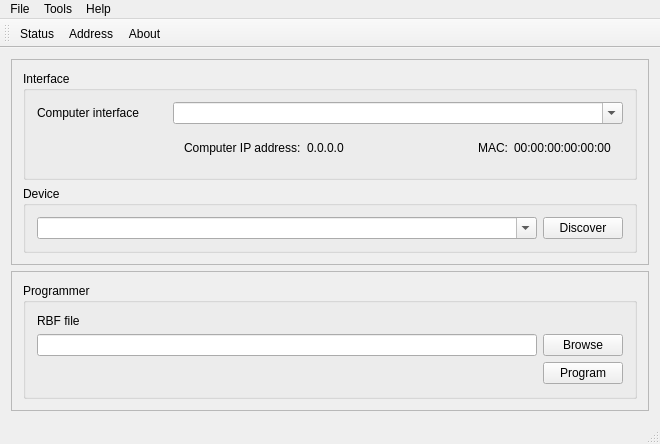
First picture: the form in KV0S/HPSDRProgrammer_V2/mainwindow.ui, repository TAPR/OpenHPSDR-SVN, before the edit.
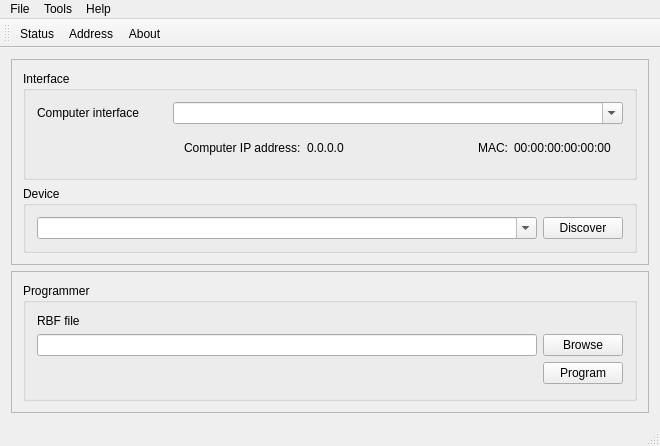
Second picture: the form after the edit. Icons and pictures are not drawn.

```diff
--- a/KV0S/HPSDRProgrammer_V2/mainwindow.ui
+++ b/KV0S/HPSDRProgrammer_V2/mainwindow.ui
@@ -7,7 +7,7 @@
     <x>0</x>
     <y>0</y>
     <width>659</width>
-    <height>444</height>
+    <height>446</height>
    </rect>
   </property>
   <property name="windowTitle">
```
Left out of the diff: 3 changed lines with no effect on the pictures.
